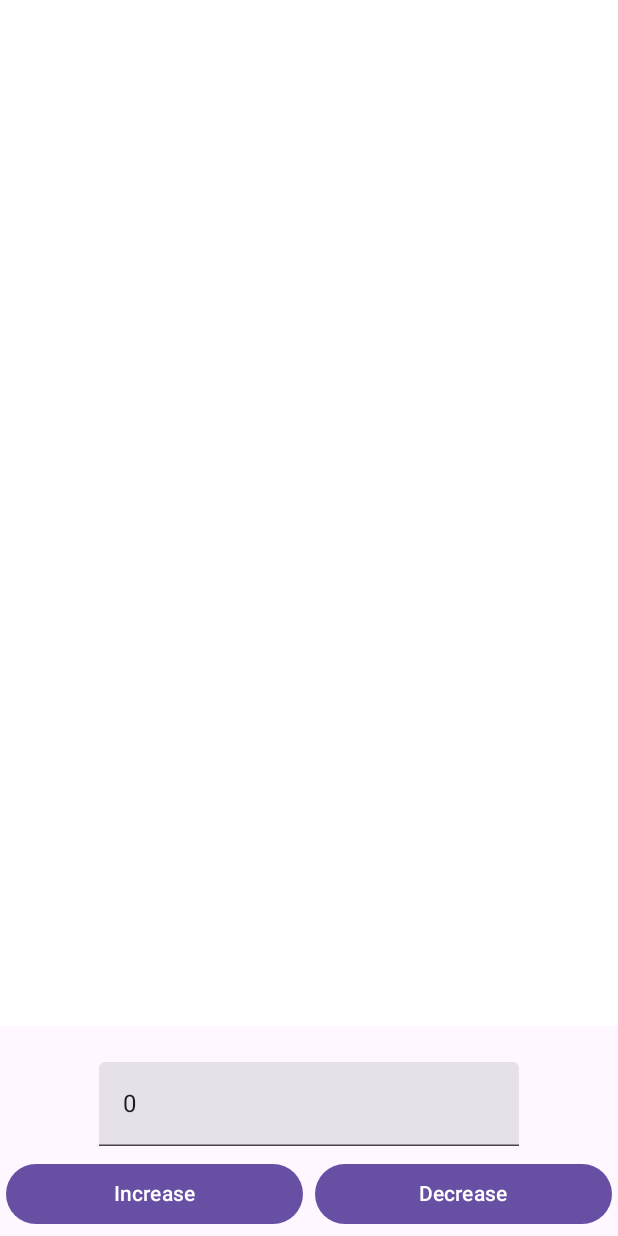
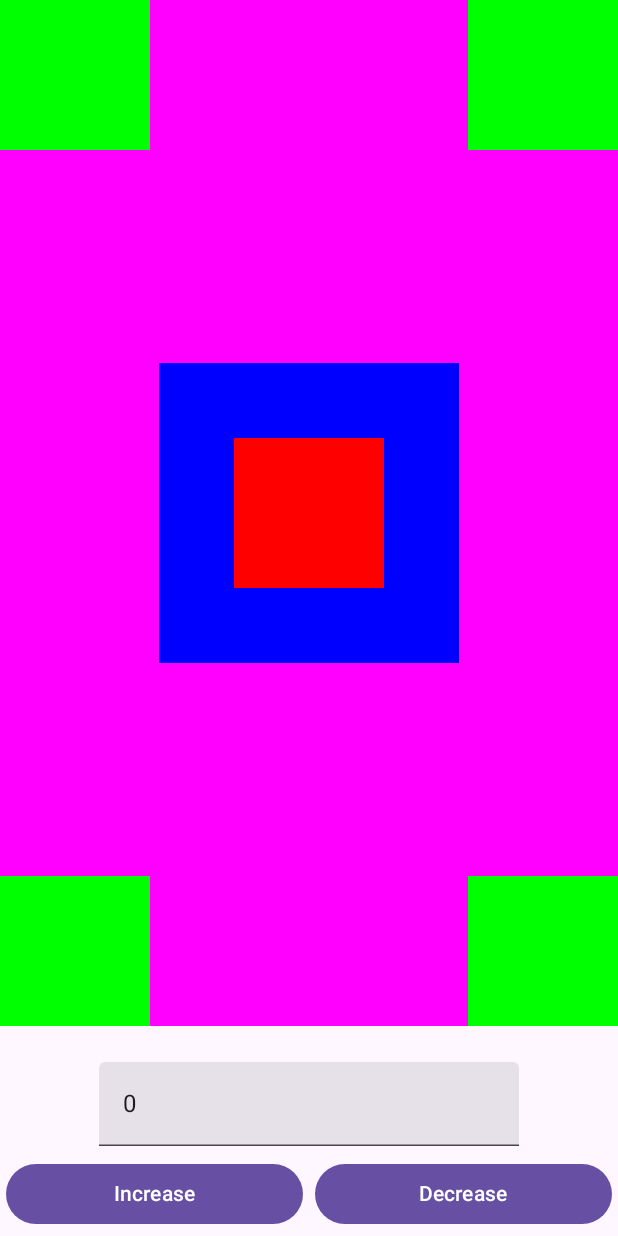
Before and after one commit to huynhhieu312/AndroidStudy, an Android app built with Jetpack Compose: the screen it shows after launch (MainActivity), on a phone screen of 412 x 824 dp. Run offline under Robolectric (Android 15) with nearby library versions, the phone set to English and light mode, and no system bars.

Commit message:
day 3 : Layouts with Box

```diff
--- a/MyApplication/app/build.gradle.kts
+++ b/MyApplication/app/build.gradle.kts
@@ -54,13 +54,17 @@ dependencies {
 //    implementation("androidx.constraintlayout:constraintlayout:2.1.3")
     testImplementation(libs.junit)
     androidTestImplementation(libs.androidx.test.ext.junit)
-    androidTestImplementation("androidx.test.espresso:espresso-core:3.4.0")
+
     //Compose dependencies
     implementation(libs.ui.graphics)
     implementation(libs.ui.tooling)
     implementation("androidx.compose.foundation:foundation:1.5.4")
     implementation(libs.material)
     implementation(libs.activity.compose)
+    implementation(libs.constraintlayout)
+    implementation(libs.constraintCompose)
+
+
 
     implementation("androidx.lifecycle:lifecycle-viewmodel-compose:2.7.0")
     implementation("androidx.compose.runtime:runtime-livedata:1.5.4")
--- a/MyApplication/app/src/main/java/com/example/myapplication/MainActivity.kt
+++ b/MyApplication/app/src/main/java/com/example/myapplication/MainActivity.kt
@@ -26,6 +26,7 @@ import com.example.myapplication.ui.theme.SmartBuyTheme
 import androidx.compose.ui.unit.dp
 
 import androidx.compose.foundation.layout.padding
+import androidx.compose.foundation.layout.size
 import androidx.compose.material3.Surface
 import androidx.compose.ui.Alignment
 import androidx.compose.ui.graphics.Color
@@ -85,15 +86,15 @@ fun SimpleComposable( modifier: Modifier = Modifier) {
 @Composable
 fun ItemScreen() {
     Column(horizontalAlignment = Alignment.CenterHorizontally, modifier = Modifier.fillMaxHeight()) {
-        Box(
+
+        BoxDay3Screen(
             modifier = Modifier
                 .fillMaxWidth()
-                .background(Color.White)
+                .background(Color.Magenta)
                 .height(300.dp)
-                .weight(3f)
-        ) {
+             .weight(3f),
 
-        }
+        )
 
         Spacer(modifier = Modifier.height(20.dp))
         TextField(value = "0", onValueChange = { /*TODO*/ }, modifier = Modifier.padding(4.dp))
@@ -117,6 +118,27 @@ fun ItemScreen() {
 
 
 
+@Composable
+fun BoxDay3Screen( modifier: Modifier){
+    Box(
+        modifier = modifier,
+        contentAlignment = Alignment.Center
+    ) {
+
+        Box(modifier = Modifier.size(200.dp).background(Color.Blue))
+        Box(modifier = Modifier.size(100.dp).background(Color.Red))
+
+        Box(modifier = Modifier.size(100.dp).background(Color.Green).align(Alignment.TopStart))
+        Box(modifier = Modifier.size(100.dp).background(Color.Green).align(Alignment.TopEnd))
+        Box(modifier = Modifier.size(100.dp).background(Color.Green).align(Alignment.BottomStart))
+        Box(modifier = Modifier.size(100.dp).background(Color.Green).align(Alignment.BottomEnd))
+
+    }
+
+}
+
+
+
 
 @Preview
 @Composable
```
Also changed, not shown: MyApplication/gradle/libs.versions.toml (+8 -0 lines).
